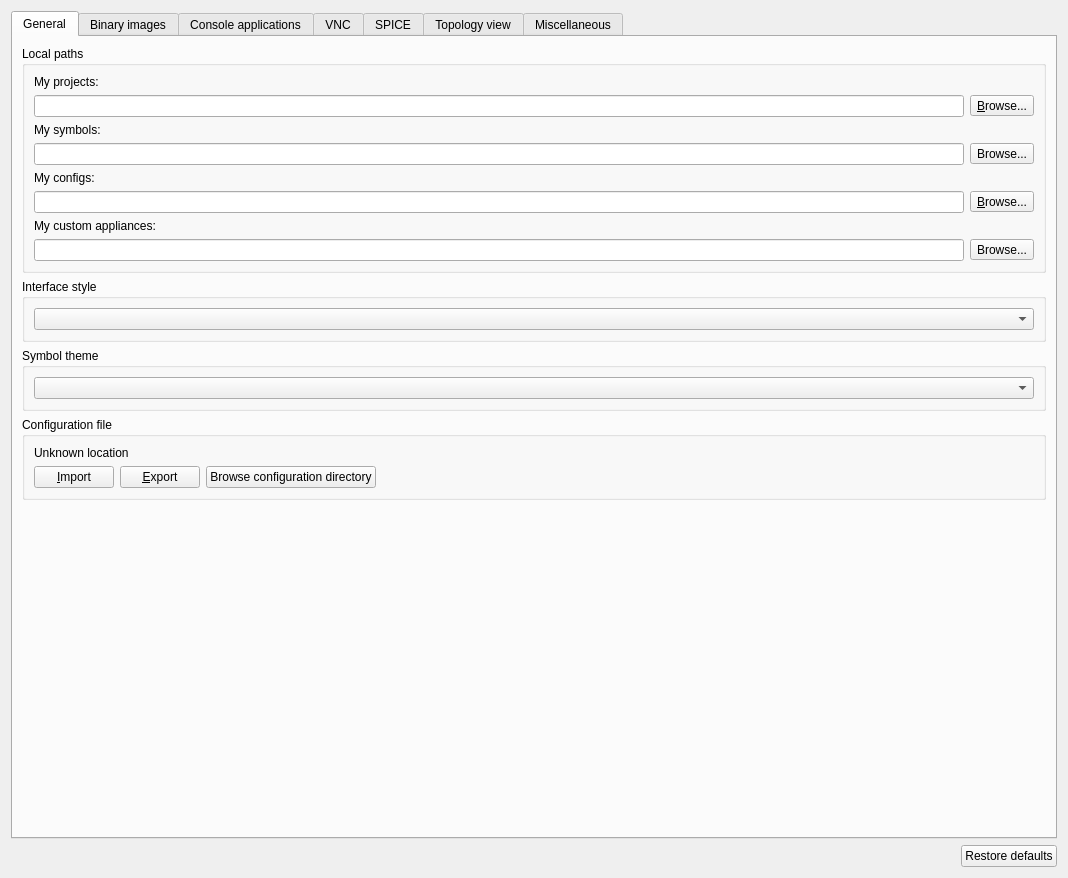
The window that gns3/ui/general_preferences_page.ui (GNS3/gns3-gui) describes before a commit, drawn with Qt 5.
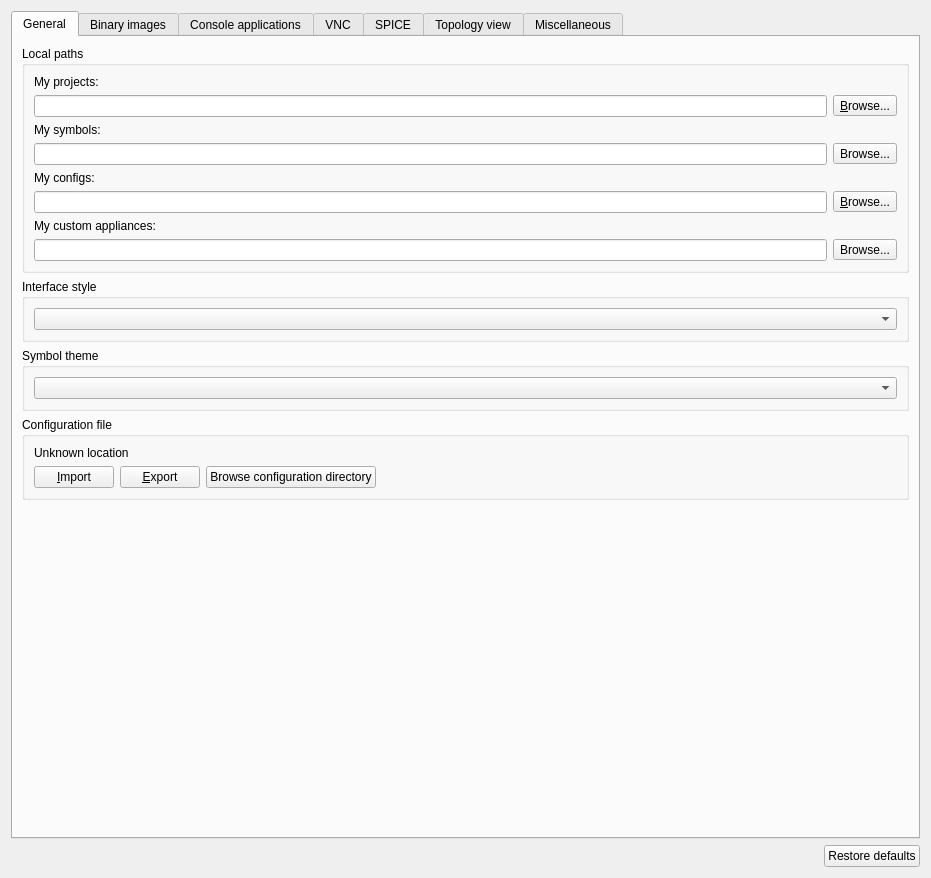
The same window after the commit.

Commit message: Try to handle stacked widget layout differently. Ref #2605

Diff of the .ui file:
```diff
--- a/gns3/ui/general_preferences_page.ui
+++ b/gns3/ui/general_preferences_page.ui
@@ -6,7 +6,7 @@
    <rect>
     <x>0</x>
     <y>0</y>
-    <width>1068</width>
+    <width>931</width>
     <height>878</height>
    </rect>
   </property>
@@ -35,116 +35,88 @@
          <property name="title">
           <string>Local paths</string>
          </property>
-         <layout class="QVBoxLayout" name="verticalLayout_5">
-          <item>
+         <layout class="QGridLayout" name="gridLayout_4">
+          <item row="0" column="0">
            <widget class="QLabel" name="uiProjectsPathLabel">
             <property name="text">
              <string>My projects:</string>
             </property>
            </widget>
           </item>
-          <item>
-           <layout class="QHBoxLayout" name="horizontalLayout_2">
-            <item>
-             <widget class="QLineEdit" name="uiProjectsPathLineEdit">
-              <property name="sizePolicy">
-               <sizepolicy hsizetype="MinimumExpanding" vsizetype="Fixed">
-                <horstretch>0</horstretch>
-                <verstretch>0</verstretch>
-               </sizepolicy>
-              </property>
-              <property name="toolTip">
-               <string>Directory where your GNS3 projects are stored</string>
-              </property>
-             </widget>
-            </item>
-            <item>
-             <widget class="QToolButton" name="uiProjectsPathToolButton">
-              <property name="text">
-               <string>&amp;Browse...</string>
-              </property>
-              <property name="toolButtonStyle">
-               <enum>Qt::ToolButtonTextOnly</enum>
-              </property>
-             </widget>
-            </item>
-           </layout>
+          <item row="1" column="0">
+           <widget class="QLineEdit" name="uiProjectsPathLineEdit">
+            <property name="toolTip">
+             <string>Directory where your GNS3 projects are stored</string>
+            </property>
+           </widget>
           </item>
-          <item>
+          <item row="1" column="1">
+           <widget class="QToolButton" name="uiProjectsPathToolButton">
+            <property name="text">
+             <string>&amp;Browse...</string>
+            </property>
+            <property name="toolButtonStyle">
+             <enum>Qt::ToolButtonTextOnly</enum>
+            </property>
+           </widget>
+          </item>
+          <item row="2" column="0">
            <widget class="QLabel" name="label">
             <property name="text">
              <string>My symbols:</string>
             </property>
            </widget>
           </item>
-          <item>
-           <layout class="QHBoxLayout" name="horizontalLayout_3">
-            <item>
-             <widget class="QLineEdit" name="uiSymbolsPathLineEdit"/>
-            </item>
-            <item>
-             <widget class="QToolButton" name="uiSymbolsPathToolButton">
-              <property name="text">
-               <string>Browse...</string>
-              </property>
-             </widget>
-            </item>
-           </layout>
+          <item row="3" column="0">
+           <widget class="QLineEdit" name="uiSymbolsPathLineEdit"/>
           </item>
-          <item>
+          <item row="3" column="1">
+           <widget class="QToolButton" name="uiSymbolsPathToolButton">
+            <property name="text">
+             <string>Browse...</string>
+            </property>
+           </widget>
+          </item>
+          <item row="4" column="0">
            <widget class="QLabel" name="uiConfigsPathLabel">
             <property name="text">
              <string>My configs:</string>
             </property>
            </widget>
           </item>
-          <item>
-           <layout class="QHBoxLayout" name="horizontalLayout_7">
-            <item>
-             <widget class="QLineEdit" name="uiConfigsPathLineEdit">
-              <property name="sizePolicy">
-               <sizepolicy hsizetype="MinimumExpanding" vsizetype="Fixed">
-                <horstretch>0</horstretch>
-                <verstretch>0</verstretch>
-               </sizepolicy>
-              </property>
-              <property name="toolTip">
-               <string>Directory where your binary images (e.g. IOS) are stored</string>
-              </property>
-             </widget>
-            </item>
-            <item>
-             <widget class="QToolButton" name="uiConfigsPathToolButton">
-              <property name="text">
-               <string>&amp;Browse...</string>
-              </property>
-              <property name="toolButtonStyle">
-               <enum>Qt::ToolButtonTextOnly</enum>
-              </property>
-             </widget>
-            </item>
-           </layout>
+          <item row="5" column="0">
+           <widget class="QLineEdit" name="uiConfigsPathLineEdit">
+            <property name="toolTip">
+             <string>Directory where your binary images (e.g. IOS) are stored</string>
+            </property>
+           </widget>
           </item>
-          <item>
+          <item row="5" column="1">
+           <widget class="QToolButton" name="uiConfigsPathToolButton">
+            <property name="text">
+             <string>&amp;Browse...</string>
+            </property>
+            <property name="toolButtonStyle">
+             <enum>Qt::ToolButtonTextOnly</enum>
+            </property>
+           </widget>
+          </item>
+          <item row="6" column="0" colspan="2">
            <widget class="QLabel" name="label_3">
             <property name="text">
              <string>My custom appliances:</string>
             </property>
            </widget>
           </item>
-          <item>
-           <layout class="QHBoxLayout" name="horizontalLayout_12">
-            <item>
-             <widget class="QLineEdit" name="uiAppliancesPathLineEdit"/>
-            </item>
-            <item>
-             <widget class="QToolButton" name="uiAppliancesPathToolButton">
-              <property name="text">
-               <string>Browse...</string>
-              </property>
-             </widget>
-            </item>
-           </layout>
+          <item row="7" column="0">
+           <widget class="QLineEdit" name="uiAppliancesPathLineEdit"/>
+          </item>
+          <item row="7" column="1">
+           <widget class="QToolButton" name="uiAppliancesPathToolButton">
+            <property name="text">
+             <string>Browse...</string>
+            </property>
+           </widget>
           </item>
          </layout>
         </widget>
@@ -235,7 +207,7 @@
          <property name="sizeHint" stdset="0">
           <size>
            <width>20</width>
-           <height>5</height>
+           <height>40</height>
           </size>
          </property>
         </spacer>
```
Left out of the diff: 433 changed lines with no effect on the pictures. The commit also changes 4 other files.
